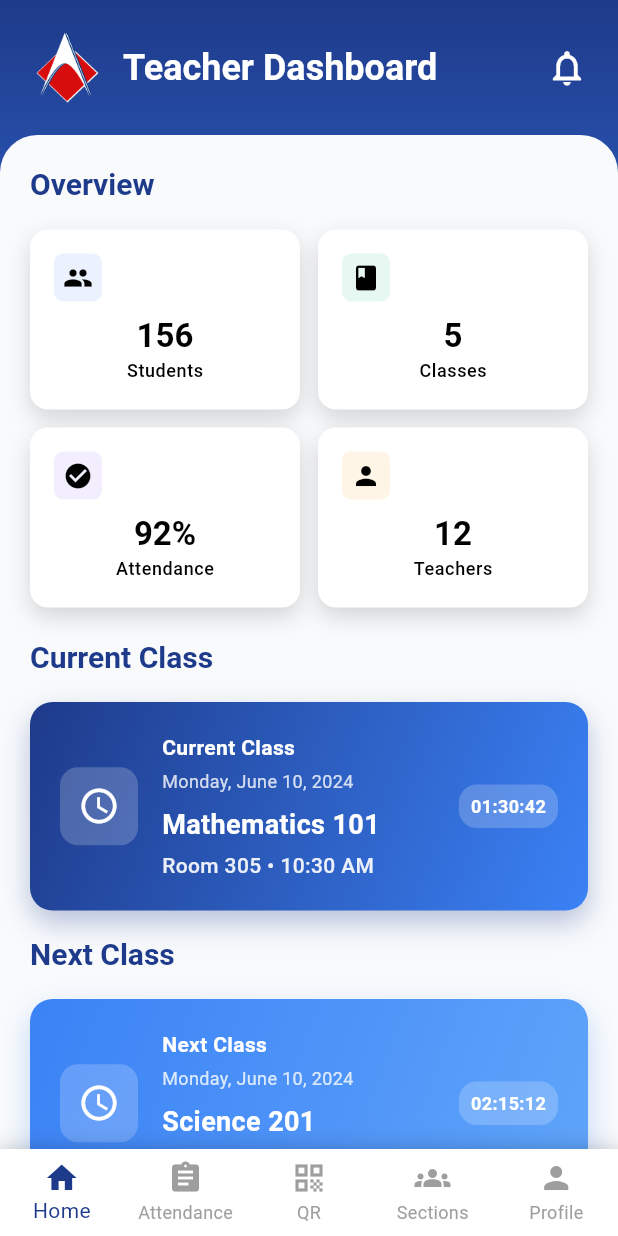
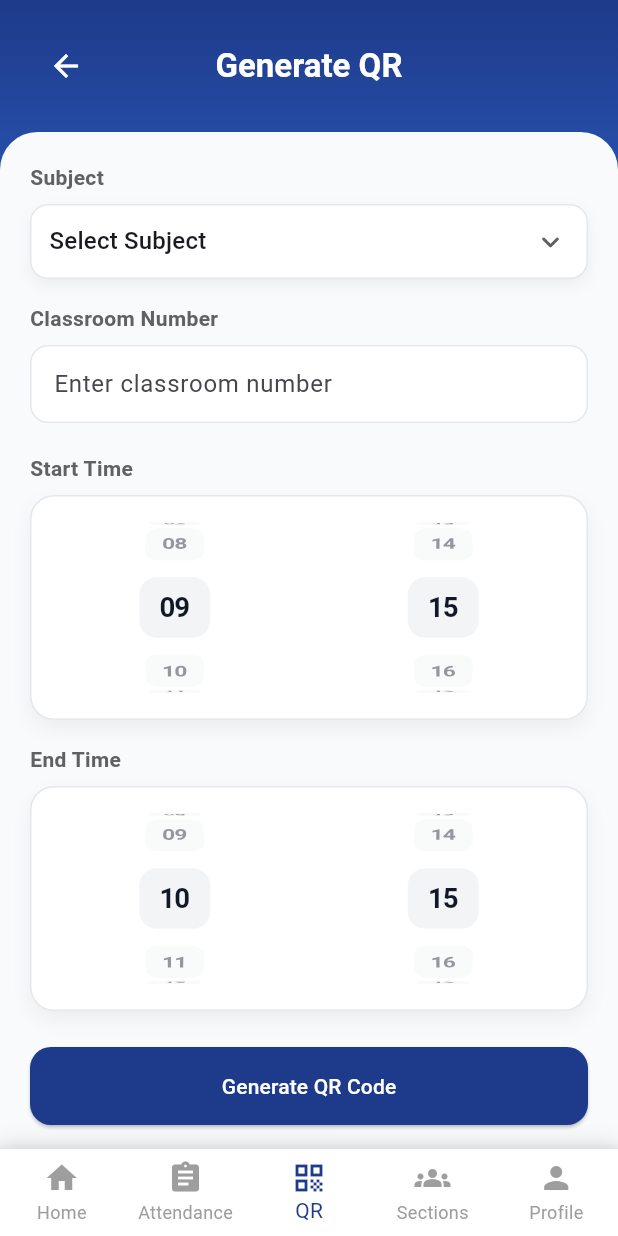
Before and after one commit to Davefgh/Attendance_Monitoring_Mobile, a Flutter app: the DashboardScreen screen opened directly, item 3 of the bottom bar chosen, on a phone screen of 412 x 824 dp. Run offline on Flutter 3.47's test engine with Material 3 defaults, Android fonts, the phone set to English and light mode, and no system bars.

Commit message:
feat: implement qr screen

```diff
--- /dev/null
+++ b/lib/screens/qr_screen.dart
@@ -0,0 +1,485 @@
+import 'package:flutter/cupertino.dart';
+import 'package:flutter/material.dart';
+
+class QrScreen extends StatefulWidget {
+  const QrScreen({super.key});
+
+  @override
+  State<QrScreen> createState() => _QrScreenState();
+}
+
+class _QrScreenState extends State<QrScreen> {
+  // Form state
+  final TextEditingController _roomController = TextEditingController();
+  final List<String> _subjects = <String>[
+    'Select Subject',
+    'Mathematics 101',
+    'Science 201',
+    'History 301',
+  ];
+  String _selectedSubject = 'Select Subject';
+
+  int _startHour = 9;
+  int _startMinute = 15;
+  int _endHour = 10;
+  int _endMinute = 15;
+
+  bool _showResult = false;
+
+  @override
+  void dispose() {
+    _roomController.dispose();
+    super.dispose();
+  }
+
+  @override
+  Widget build(BuildContext context) {
+    return Scaffold(
+      backgroundColor: const Color(0xFFF8FAFC),
+      body: Container(
+        decoration: const BoxDecoration(
+          gradient: LinearGradient(
+            begin: Alignment.topCenter,
+            end: Alignment.bottomCenter,
+            colors: [
+              Color(0xFF1E3A8A), // Deep blue
+              Color(0xFF3B82F6), // Blue
+              Color(0xFF60A5FA), // Light blue
+            ],
+          ),
+        ),
+        child: SafeArea(
+          child: Column(
+            children: [
+              // Header
+              Container(
+                padding: const EdgeInsets.all(20),
+                child: Row(
+                  children: [
+                    const BackButton(color: Colors.white),
+                    Expanded(
+                      child: Text(
+                        _showResult ? 'Attendance QR Code' : 'Generate QR',
+                        textAlign: TextAlign.center,
+                        style: Theme.of(context).textTheme.headlineSmall?.copyWith(
+                              color: Colors.white,
+                              fontWeight: FontWeight.bold,
+                              fontSize: 22,
+                            ),
+                      ),
+                    ),
+                    const SizedBox(width: 48),
+                  ],
+                ),
+              ),
+
+              // Main content
+              Expanded(
+                child: Container(
+                  decoration: const BoxDecoration(
+                    color: Color(0xFFF8FAFC),
+                    borderRadius: BorderRadius.only(
+                      topLeft: Radius.circular(25),
+                      topRight: Radius.circular(25),
+                    ),
+                  ),
+                  child: _showResult ? _buildResult(context) : _buildForm(context),
+                ),
+              ),
+            ],
+          ),
+        ),
+      ),
+      bottomNavigationBar: _buildBottomNav(context),
+    );
+  }
+
+  Widget _buildForm(BuildContext context) {
+    return SingleChildScrollView(
+      primary: false,
+      physics: const NeverScrollableScrollPhysics(),
+      padding: const EdgeInsets.all(20),
+      child: Column(
+        crossAxisAlignment: CrossAxisAlignment.start,
+        children: [
+          Text(
+            'Subject',
+            style: TextStyle(
+              color: Colors.grey[700],
+              fontWeight: FontWeight.w600,
+            ),
+          ),
+          const SizedBox(height: 8),
+          Container(
+            padding: const EdgeInsets.symmetric(horizontal: 12),
+            decoration: BoxDecoration(
+              color: Colors.white,
+              borderRadius: BorderRadius.circular(12),
+              border: Border.all(color: const Color(0xFFE5E7EB)),
+              boxShadow: [
+                BoxShadow(
+                  color: Colors.black.withOpacity(0.05),
+                  blurRadius: 8,
+                  offset: const Offset(0, 4),
+                ),
+              ],
+            ),
+            child: DropdownButtonHideUnderline(
+              child: DropdownButton<String>(
+                value: _selectedSubject,
+                isExpanded: true,
+                icon: const Icon(Icons.keyboard_arrow_down_rounded),
+                items: _subjects
+                    .map((s) => DropdownMenuItem<String>(
+                          value: s,
+                          child: Text(s),
+                        ))
+                    .toList(),
+                onChanged: (v) => setState(() => _selectedSubject = v ?? _selectedSubject),
+              ),
+            ),
+          ),
+
+          const SizedBox(height: 16),
+          Text(
+            'Classroom Number',
+            style: TextStyle(
+              color: Colors.grey[700],
+              fontWeight: FontWeight.w600,
+            ),
+          ),
+          const SizedBox(height: 8),
+          TextField(
+            controller: _roomController,
+            decoration: InputDecoration(
+              hintText: 'Enter classroom number',
+              filled: true,
+              fillColor: Colors.white,
+              contentPadding: const EdgeInsets.symmetric(horizontal: 12, vertical: 14),
+              border: OutlineInputBorder(
+                borderRadius: BorderRadius.circular(12),
+                borderSide: const BorderSide(color: Color(0xFFE5E7EB)),
+              ),
+              enabledBorder: OutlineInputBorder(
+                borderRadius: BorderRadius.circular(12),
+                borderSide: const BorderSide(color: Color(0xFFE5E7EB)),
+              ),
+              focusedBorder: OutlineInputBorder(
+                borderRadius: BorderRadius.circular(12),
+                borderSide: const BorderSide(color: Color(0xFF3B82F6)),
+              ),
+            ),
+          ),
+
+          const SizedBox(height: 20),
+          _buildTimePickerCard(title: 'Start Time',
+              initialHour: _startHour,
+              initialMinute: _startMinute,
+              onHourChanged: (v) => setState(() => _startHour = v),
+              onMinuteChanged: (v) => setState(() => _startMinute = v)),
+
+          const SizedBox(height: 16),
+          _buildTimePickerCard(title: 'End Time',
+              initialHour: _endHour,
+              initialMinute: _endMinute,
+              onHourChanged: (v) => setState(() => _endHour = v),
+              onMinuteChanged: (v) => setState(() => _endMinute = v)),
+
+          const SizedBox(height: 24),
+          SizedBox(
+            width: double.infinity,
+            child: ElevatedButton(
+              style: ElevatedButton.styleFrom(
+                backgroundColor: const Color(0xFF1E3A8A),
+                foregroundColor: Colors.white,
+                padding: const EdgeInsets.symmetric(vertical: 16),
+                shape: RoundedRectangleBorder(borderRadius: BorderRadius.circular(14)),
+              ),
+              onPressed: () => setState(() => _showResult = true),
+              child: const Text('Generate QR Code'),
+            ),
+          ),
+        ],
+      ),
+    );
+  }
+
+  Widget _buildTimePickerCard({
+    required String title,
+    required int initialHour,
+    required int initialMinute,
+    required ValueChanged<int> onHourChanged,
+    required ValueChanged<int> onMinuteChanged,
+  }) {
+    return Column(
+      crossAxisAlignment: CrossAxisAlignment.start,
+      children: [
+        Text(
+          title,
+          style: TextStyle(
+            color: Colors.grey[700],
+            fontWeight: FontWeight.w600,
+          ),
+        ),
+        const SizedBox(height: 8),
+        Container(
+          height: 150,
+          padding: const EdgeInsets.all(12),
+          decoration: BoxDecoration(
+            color: Colors.white,
+            borderRadius: BorderRadius.circular(16),
+            border: Border.all(color: const Color(0xFFE5E7EB)),
+            boxShadow: [
+              BoxShadow(
+                color: Colors.black.withOpacity(0.05),
+                blurRadius: 10,
+                offset: const Offset(0, 6),
+              ),
+            ],
+          ),
+          child: Row(
+            children: [
+              Expanded(
+                child: _buildPicker(
+                  controller: FixedExtentScrollController(initialItem: initialHour),
+                  count: 24,
+                  onChanged: onHourChanged,
+                ),
+              ),
+              const SizedBox(width: 12),
+              Expanded(
+                child: _buildPicker(
+                  controller: FixedExtentScrollController(initialItem: initialMinute),
+                  count: 60,
+                  onChanged: onMinuteChanged,
+                ),
+              ),
+            ],
+          ),
+        ),
+      ],
+    );
+  }
+
+  Widget _buildPicker({
+    required FixedExtentScrollController controller,
+    required int count,
+    required ValueChanged<int> onChanged,
+  }) {
+    return Listener(
+      onPointerSignal: (_) {},
+      child: CupertinoPicker(
+        scrollController: controller,
+        itemExtent: 40,
+        magnification: 1.15,
+        squeeze: 1.05,
+        useMagnifier: true,
+        // Transparent overlay so item content colors remain visible
+        selectionOverlay: const CupertinoPickerDefaultSelectionOverlay(
+          background: Colors.transparent,
+        ),
+        onSelectedItemChanged: onChanged,
+        children: List.generate(
+          count,
+          (i) => Center(child: _wheelItem(i.toString().padLeft(2, '0'))),
+        ),
+      ),
+    );
+  }
+
+  Widget _wheelItem(String text) {
+    return Container(
+      padding: const EdgeInsets.symmetric(horizontal: 12, vertical: 8),
+      decoration: BoxDecoration(
+        color: const Color(0xFFF3F4F6),
+        borderRadius: BorderRadius.circular(10),
+      ),
+      child: Text(
+        text,
+        style: const TextStyle(
+          fontWeight: FontWeight.w700,
+          color: Color(0xFF111827),
+          fontSize: 16,
+        ),
+      ),
+    );
+  }
+
+  Widget _buildResult(BuildContext context) {
+    return SingleChildScrollView(
+      padding: const EdgeInsets.all(20),
+      child: Column(
+        children: [
+          Container(
+            height: 240,
+            width: 240,
+            decoration: BoxDecoration(
+              color: Colors.white,
+              borderRadius: BorderRadius.circular(16),
+              border: Border.all(color: const Color(0xFFE5E7EB)),
+              boxShadow: [
+                BoxShadow(
+                  color: Colors.black.withOpacity(0.08),
+                  blurRadius: 12,
+                  offset: const Offset(0, 6),
+                ),
+              ],
+            ),
+            child: const Center(
+              child: Icon(Icons.qr_code_2, size: 180, color: Color(0xFF1F2937)),
+            ),
+          ),
+
+          const SizedBox(height: 20),
+          Container(
+            width: double.infinity,
+            padding: const EdgeInsets.all(16),
+            decoration: BoxDecoration(
+              color: Colors.white,
+              borderRadius: BorderRadius.circular(16),
+              border: Border.all(color: const Color(0xFFE5E7EB)),
+              boxShadow: [
+                BoxShadow(
+                  color: Colors.black.withOpacity(0.05),
+                  blurRadius: 10,
+                  offset: const Offset(0, 6),
+                ),
+              ],
+            ),
+            child: Column(
+              crossAxisAlignment: CrossAxisAlignment.start,
+              children: [
+                _detailRow('Subject', _selectedSubject == 'Select Subject' ? '—' : _selectedSubject),
+                _detailRow('Room', _roomController.text.isEmpty ? '—' : _roomController.text),
+                _detailRow('Start Time', _formatTime(_startHour, _startMinute)),
+                _detailRow('End Time', _formatTime(_endHour, _endMinute)),
+              ],
+            ),
+          ),
+
+          const SizedBox(height: 16),
+          Row(
+            children: [
+              Expanded(
+                child: OutlinedButton.icon(
+                  style: OutlinedButton.styleFrom(
+                    foregroundColor: const Color(0xFF1E3A8A),
+                    side: const BorderSide(color: Color(0xFF1E3A8A)),
+                    padding: const EdgeInsets.symmetric(vertical: 14),
+                    shape: RoundedRectangleBorder(borderRadius: BorderRadius.circular(14)),
+                  ),
+                  onPressed: () => _showSnack('Share tapped'),
+                  icon: const Icon(Icons.share_outlined),
+                  label: const Text('Share'),
+                ),
+              ),
+              const SizedBox(width: 12),
+              Expanded(
+                child: ElevatedButton.icon(
+                  style: ElevatedButton.styleFrom(
+                    backgroundColor: const Color(0xFF3B82F6),
+                    foregroundColor: Colors.white,
+                    padding: const EdgeInsets.symmetric(vertical: 14),
+                    shape: RoundedRectangleBorder(borderRadius: BorderRadius.circular(14)),
+                  ),
+                  onPressed: () => _showSnack('Saved to gallery'),
+                  icon: const Icon(Icons.save_alt_outlined),
+                  label: const Text('Save'),
+                ),
+              ),
+            ],
+          ),
+
+          const SizedBox(height: 12),
+          TextButton(
+            onPressed: () => setState(() => _showResult = false),
+            child: const Text('Generate another QR'),
+          ),
+        ],
+      ),
+    );
+  }
+
+  Widget _detailRow(String label, String value) {
+    return Padding(
+      padding: const EdgeInsets.symmetric(vertical: 6),
+      child: Row(
+        children: [
+          Expanded(
+            child: Text(
+              label,
+              style: TextStyle(color: Colors.grey[600], fontWeight: FontWeight.w600),
+            ),
+          ),
+          Text(
+            value,
+            style: const TextStyle(color: Color(0xFF1F2937), fontWeight: FontWeight.w700),
+          ),
+        ],
+      ),
+    );
+  }
+
+  String _formatTime(int hour, int minute) {
+    final int h = hour % 24;
+    final String amPm = h >= 12 ? 'PM' : 'AM';
+    final int std = h % 12 == 0 ? 12 : h % 12;
+    final String mm = minute.toString().padLeft(2, '0');
+    return '$std:$mm $amPm';
+  }
+
+  void _showSnack(String message) {
+    ScaffoldMessenger.of(context).showSnackBar(
+      SnackBar(content: Text(message)),
+    );
+  }
+
+  Widget _buildBottomNav(BuildContext context) {
+    return Container(
+      decoration: BoxDecoration(
+        color: Colors.white,
+        boxShadow: [
+          BoxShadow(
+            color: Colors.black.withOpacity(0.1),
+            blurRadius: 10,
+            offset: const Offset(0, -5),
+          ),
+        ],
+      ),
+      child: BottomNavigationBar(
+        backgroundColor: Colors.white,
+        selectedItemColor: const Color(0xFF1E3A8A),
+        unselectedItemColor: Colors.grey,
+        type: BottomNavigationBarType.fixed,
+        currentIndex: 2,
+        onTap: (index) {
+          if (index == 0) {
+            Navigator.of(context).pop();
+          }
+        },
+        items: const [
+          BottomNavigationBarItem(
+            icon: Icon(Icons.home),
+            label: 'Home',
+          ),
+          BottomNavigationBarItem(
+            icon: Icon(Icons.assignment),
+            label: 'Attendance',
+          ),
+          BottomNavigationBarItem(
+            icon: Icon(Icons.qr_code),
+            label: 'QR',
+          ),
+          BottomNavigationBarItem(
+            icon: Icon(Icons.groups),
+            label: 'Sections',
+          ),
+          BottomNavigationBarItem(
+            icon: Icon(Icons.person),
+            label: 'Profile',
+          ),
+        ],
+      ),
+    );
+  }
+}
```
Also changed, not shown: lib/screens/attendance_screen.dart (+7 -0 lines), lib/screens/dashboard_screen.dart (+7 -0 lines).
